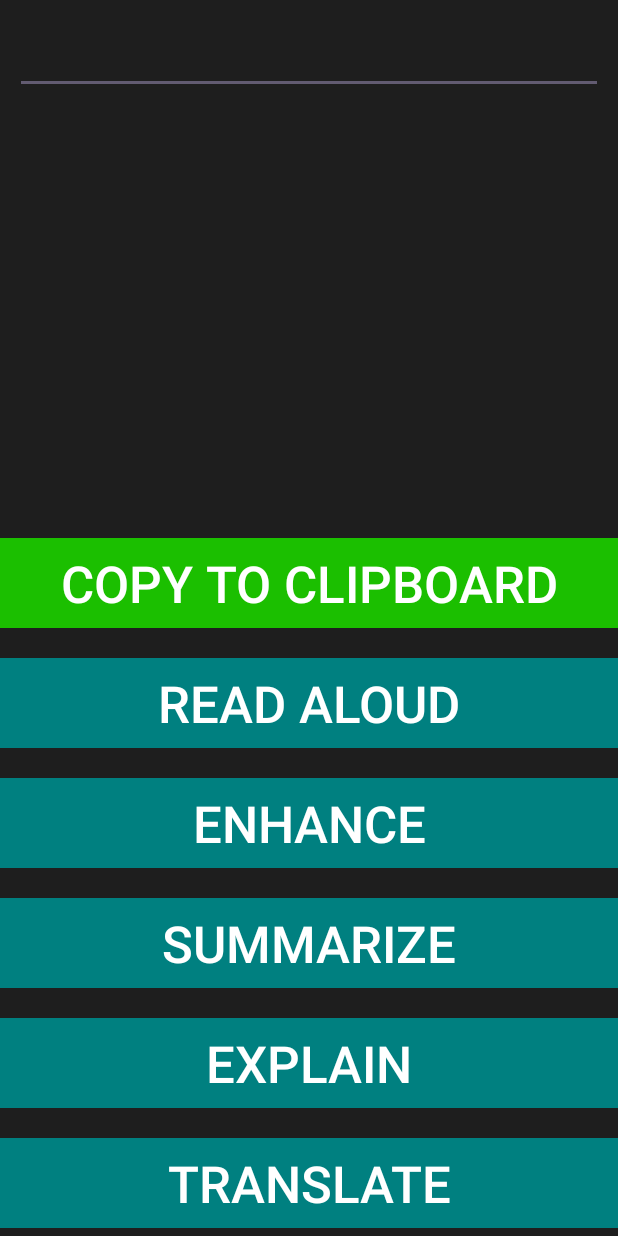
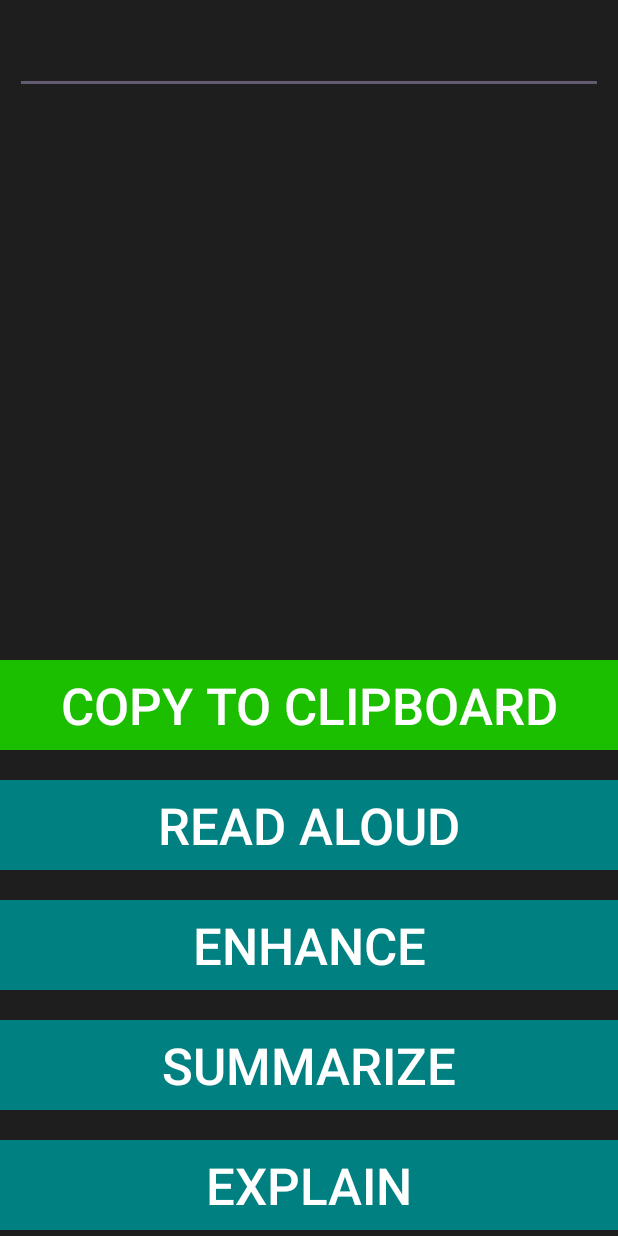
Before and after one commit to Zakerous76/PicToSpeech, an Android app: the MoreAIActivity screen opened directly, with no data from a screen before it, on a phone screen of 412 x 824 dp. Run offline under Robolectric (Android 15) with nearby library versions, the phone set to English and light mode, and no system bars; libraries missing offline, so code that uses them is left out: com.google.ai.client; 2 statements that could not run were skipped.

Commit message:
modified further

```diff
--- a/app/src/main/res/layout/more_ai_activity.xml
+++ b/app/src/main/res/layout/more_ai_activity.xml
@@ -126,35 +126,19 @@
         android:id="@+id/explain_btn"
         android:layout_width="match_parent"
         android:layout_height="60dp"
-        android:layout_marginBottom="20dp"
+        android:layout_marginBottom="4dp"
         android:accessibilityLiveRegion="polite"
         android:accessibilityTraversalAfter="@id/copy_to_clipboard_btn"
         android:background="@color/button_color1"
-        android:stateListAnimator="@animator/button_tap_effect"
         android:text="@string/explain"
-        android:textColor="@color/white"
-        android:textSize="@dimen/button_text_size"
-        app:layout_constraintBottom_toTopOf="@+id/translate_btn"
-        app:layout_constraintEnd_toEndOf="parent"
-        app:layout_constraintHorizontal_bias="0.0"
-        app:layout_constraintStart_toStartOf="parent" />
-
-    <androidx.appcompat.widget.AppCompatButton
-        android:id="@+id/translate_btn"
-        android:layout_width="match_parent"
-        android:layout_height="60dp"
-        android:layout_marginBottom="5dp"
-        android:accessibilityLiveRegion="polite"
-        android:accessibilityTraversalAfter="@id/copy_to_clipboard_btn"
-        android:background="@color/button_color1"
-        android:stateListAnimator="@animator/button_tap_effect"
-        android:text="Translate"
         android:textColor="@color/white"
         android:textSize="@dimen/button_text_size"
         app:layout_constraintBottom_toBottomOf="parent"
         app:layout_constraintEnd_toEndOf="parent"
         app:layout_constraintHorizontal_bias="0.0"
-        app:layout_constraintStart_toStartOf="parent" />
+        app:layout_constraintStart_toStartOf="parent"
+        android:stateListAnimator="@animator/button_tap_effect"
+        />
 
 
 </androidx.constraintlayout.widget.ConstraintLayout>
```
